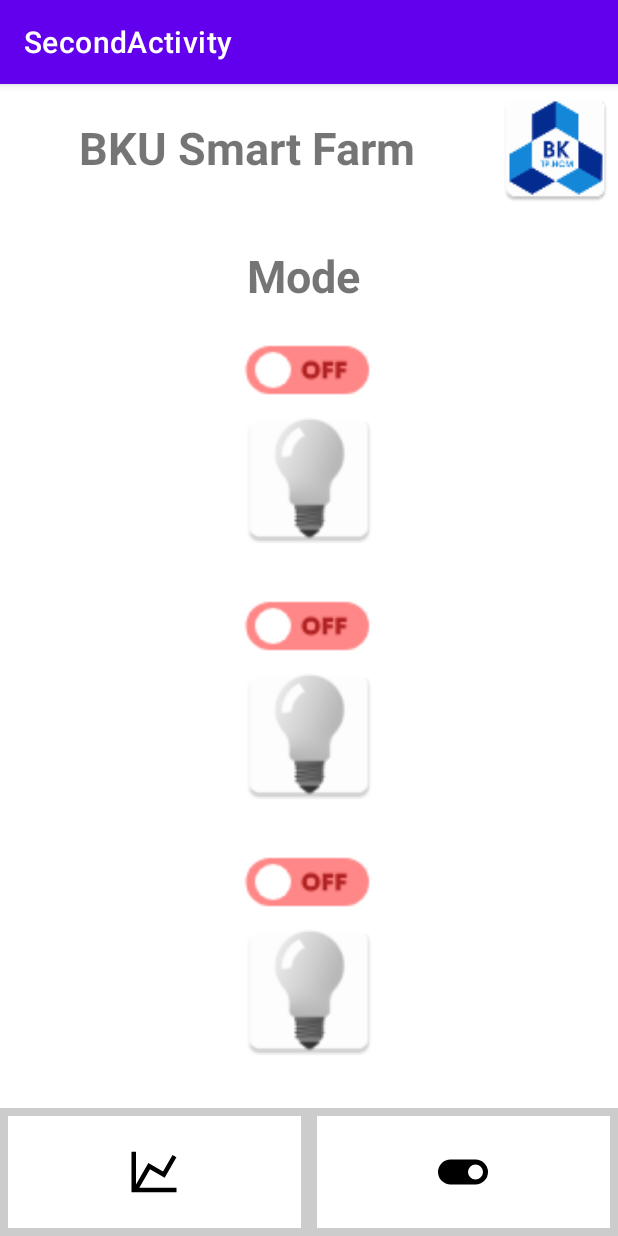
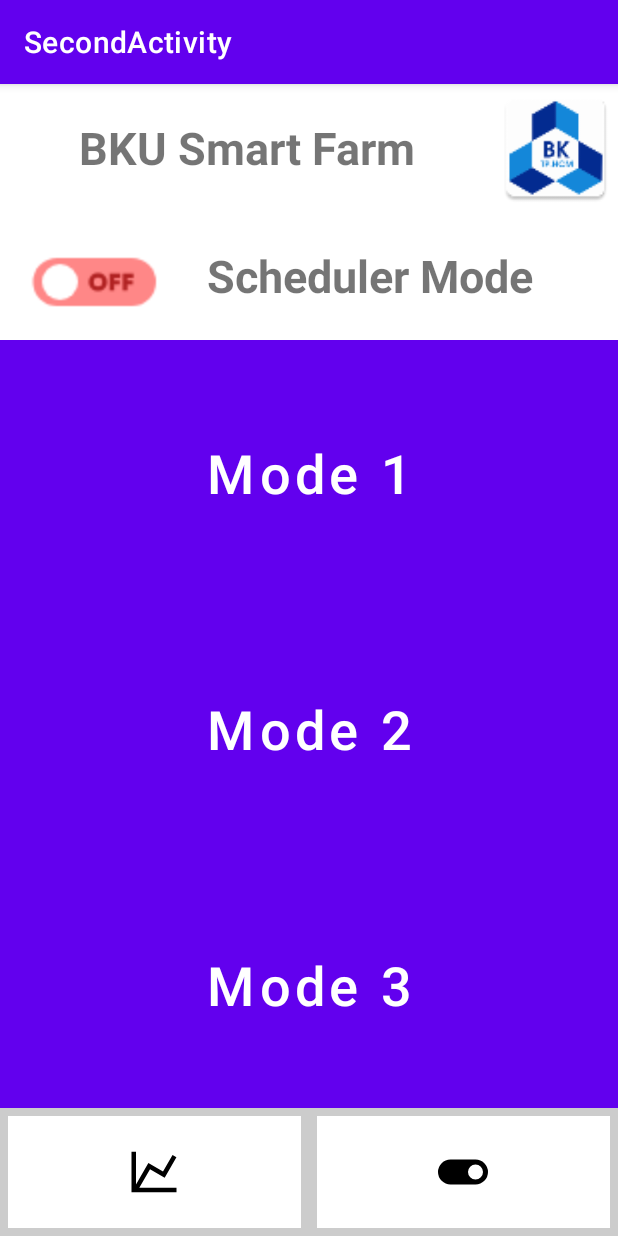
Before and after one commit to illubaby/HCMUT_SmartFarm, an Android app built with Jetpack Compose: the screen it shows after launch (SecondActivity), after a tap on an icon or button, on a phone screen of 412 x 824 dp. Run offline under Robolectric (Android 15) with nearby library versions, the phone set to English and light mode, and no system bars; libraries missing offline, so code that uses them is left out: com.github.mikephil.charting, org.eclipse.paho; 12 statements that could not run were skipped.

Commit message:
Finish Mobile app

```diff
--- a/App/app/src/main/java/com/example/testsuite/FirstActivity.java
+++ b/App/app/src/main/java/com/example/testsuite/FirstActivity.java
@@ -34,7 +34,7 @@ import org.eclipse.paho.client.mqttv3.MqttException;
 
 public class FirstActivity extends AppCompatActivity {
     Button btn1, btn2, btn3;
-    TextView txtTemp, txtHumi, txtIllu;
+    TextView txtTemp, txtHumi, txtIllu, txtDeviceStatus;
     LineChart mChartTemp, mChartHumi, mChartIllu;
 
     MQTTHelper mqttHelper;
@@ -55,8 +55,8 @@ public class FirstActivity extends AppCompatActivity {
         txtIllu = (TextView) findViewById(R.id.txt_illu);
         mChartTemp = findViewById(R.id.lineChartTemp);
         mChartHumi = findViewById(R.id.lineChartHumi);
-        mChartIllu = findViewById(R.id.lineChartIllu);
-
+        //mChartIllu = findViewById(R.id.lineChartIllu);
+        txtDeviceStatus = findViewById(R.id.txtDeviceStatus);
         startMQTT();
     }
 
@@ -117,6 +117,10 @@ public class FirstActivity extends AppCompatActivity {
                     }
 
                 }
+                else if (topic.contains("current_device")) {
+                    Log.d("current_device", "current_device ");
+                    displayDeviceStatus(message.toString());
+                }
             }
 
             private LineDataSet createSet() {
@@ -125,7 +129,10 @@ public class FirstActivity extends AppCompatActivity {
                 // Customize the dataset appearance here
                 return set;
             }
-
+            private void displayDeviceStatus(String deviceName) {
+                txtDeviceStatus.setVisibility(View.VISIBLE); // Make sure the TextView is visible
+                txtDeviceStatus.setText("Current Device: \n" + deviceName);
+            }
             private void displayChart(float tempValue, LineChart mChart) {
                     LineData data = mChart.getData();
                     if (data == null) {
--- a/App/app/src/main/java/com/example/testsuite/MQTTHelper.java
+++ b/App/app/src/main/java/com/example/testsuite/MQTTHelper.java
@@ -24,7 +24,7 @@ public class MQTTHelper {
 
     public final String[] arrayTopics = {
             username + "/feeds/temp", username + "/feeds/humid", username + "/feeds/sonar",
-            username + "/feeds/start-button"
+            username + "/feeds/start-button", username + "/feeds/current_device"
     };
 
     final String serverUri = "tcp://io.adafruit.com:1883";
@@ -96,10 +96,13 @@ public class MQTTHelper {
     private void subscribeToTopic() {
         for(int i = 0; i < arrayTopics.length; i++) {
             try {
+                final String topic = arrayTopics[i];
                 mqttAndroidClient.subscribe(arrayTopics[i], 0, null, new IMqttActionListener() {
+
                     @Override
+
                     public void onSuccess(IMqttToken asyncActionToken) {
-                        Log.d("TEST", "Subscribed!");
+                        Log.d("TEST", topic  + " Subscribed! ");
                     }
 
                     @Override
--- a/App/app/src/main/java/com/example/testsuite/SecondActivity.java
+++ b/App/app/src/main/java/com/example/testsuite/SecondActivity.java
@@ -24,11 +24,13 @@ import java.nio.charset.Charset;
 import org.eclipse.paho.client.mqttv3.MqttException;
 
 public class SecondActivity extends AppCompatActivity {
-    Button btn0, btn1, btn2, btn3;
+    Button btn0;
     Switch btnLight;
-    ImageView imgLight;
     MQTTHelper mqttHelper;
-
+    Button mode1Button;
+    Button mode2Button;
+    Button mode3Button;
+    Button[] modeButtons;
     @Override
     protected void onCreate(Bundle savedInstanceState) {
         super.onCreate(savedInstanceState);
@@ -40,21 +42,51 @@ public class SecondActivity extends AppCompatActivity {
         });
 
         btnLight = (Switch) findViewById(R.id.btn_light);
-        imgLight = (ImageView) findViewById(R.id.img_light);
+
+        mode1Button = findViewById(R.id.mode1);
+        mode2Button = findViewById(R.id.mode2);
+        mode3Button = findViewById(R.id.mode3);
+        modeButtons = new Button[]{mode1Button, mode2Button, mode3Button};
+        for (Button modeButton : modeButtons) {
+            modeButton.setOnClickListener(new View.OnClickListener() {
+                @Override
+                public void onClick(View v) {
+                    handleModeSelection((Button) v);
+
+                }
+            });
+        }
         btnLight.setOnCheckedChangeListener(new CompoundButton.OnCheckedChangeListener() {
             @Override
             public void onCheckedChanged(CompoundButton buttonView, boolean isChecked) {
                 if (isChecked) {
-                    imgLight.setImageResource(R.mipmap.bulb_on);
+                    //btnLight.setImageResource(R.mipmap.bulb_on);
                     sendDataMQTT("Junnn123/feeds/start-button", "1");
                 } else {
-                    imgLight.setImageResource(R.mipmap.bulb_off);
+                    //btnLight.setImageResource(R.mipmap.bulb_off);
                     sendDataMQTT("Junnn123/feeds/start-button", "0");
                 }
             }
         });
 
         startMQTT();
+    }
+    private void handleModeSelection(Button selectedButton) {
+        // Assuming modeButtons are in the order of mode1, mode2, mode3 in the array
+        for (int i = 0; i < modeButtons.length; i++) {
+            if (modeButtons[i] == selectedButton) {
+                // Disable the selected button to indicate it's active
+                modeButtons[i].setEnabled(false);
+                modeButtons[i].setBackgroundColor(getResources().getColor(R.color.selectedColor));
+
+                // Sending the number (i + 1) as a string
+                sendDataMQTT("Junnn123/feeds/mode", String.valueOf(i + 1));
+            } else {
+                // Enable all other buttons
+                modeButtons[i].setEnabled(true);
+                modeButtons[i].setBackgroundColor(getResources().getColor(R.color.deselectedColor));
+            }
+        }
     }
 
     public void sendDataMQTT(String topic, String value){
@@ -97,6 +129,7 @@ public class SecondActivity extends AppCompatActivity {
             public void deliveryComplete(IMqttDeliveryToken token) {
 
             }
+
         });
     }
 }
--- /dev/null
+++ b/App/app/src/main/res/drawable/baseline_terminal_24.xml
@@ -0,0 +1,5 @@
+<vector xmlns:android="http://schemas.android.com/apk/res/android" android:height="24dp" android:tint="#000000" android:viewportHeight="24" android:viewportWidth="24" android:width="24dp">
+
+    <path android:fillColor="@android:color/holo_orange_dark" android:pathData="M20,4H4C2.89,4 2,4.9 2,6v12c0,1.1 0.89,2 2,2h16c1.1,0 2,-0.9 2,-2V6C22,4.9 21.11,4 20,4zM20,18H4V8h16V18zM18,17h-6v-2h6V17zM7.5,17l-1.41,-1.41L8.67,13l-2.59,-2.59L7.5,9l4,4L7.5,17z"/>
+
+</vector>
--- a/App/app/src/main/res/layout/activity_two.xml
+++ b/App/app/src/main/res/layout/activity_two.xml
@@ -30,15 +30,28 @@
         android:layout_width="match_parent"
         android:layout_height="0dp"
         android:layout_weight="1">
+        <android.widget.Switch
+            android:id="@+id/btn_light"
+            android:layout_width="wrap_content"
+            android:layout_height="match_parent"
+            android:layout_centerHorizontal="true"
+            android:layout_marginTop="8dp"
+            android:layout_marginLeft="40dp"
+            android:checked="false"
+            android:scaleX="2"
+            android:scaleY="2"
+            android:thumb="@drawable/ic_thumb"
+            android:track="@drawable/bg_track" />
 
         <TextView
             android:layout_width="match_parent"
             android:layout_height="match_parent"
-            android:text="Mode "
+            android:gravity="center"
+            android:text="Scheduler Mode "
             android:textSize="30sp"
-            android:textStyle="bold"
-            android:gravity="center">
-        </TextView>
+            android:textStyle="bold"></TextView>
+
+
     </LinearLayout>
 
     <LinearLayout
@@ -52,25 +65,20 @@
             android:layout_height="match_parent"
             android:layout_weight="1">
 
-            <android.widget.Switch
-                android:id="@+id/btn_light"
-                android:layout_width="wrap_content"
-                android:layout_height="wrap_content"
-                android:layout_centerHorizontal="true"
+            <Button
+                android:id="@+id/mode1"
+                android:layout_width="match_parent"
+                android:layout_height="match_parent"
                 android:layout_marginTop="8dp"
-                android:checked="false"
+                android:background="@drawable/bg_track"
                 android:scaleX="2"
                 android:scaleY="2"
-                android:thumb="@drawable/ic_thumb"
-                android:track="@drawable/bg_track" />
+                android:text="Mode 1"
+                android:textAllCaps="false"
+                android:textSize="18sp" />
 
-            <ImageView
-                android:id="@+id/img_light"
-                android:layout_width="100dp"
-                android:layout_height="120dp"
-                android:layout_below="@+id/btn_light"
-                android:layout_centerHorizontal="true"
-                android:src="@mipmap/bulb_off" />
+
+
         </RelativeLayout>
 
 
@@ -89,25 +97,19 @@
             android:layout_width="0dp"
             android:layout_height="match_parent"
             android:layout_weight="1">
-            <android.widget.Switch
-                android:id="@+id/btn_light"
-                android:layout_width="wrap_content"
-                android:layout_height="wrap_content"
-                android:layout_centerHorizontal="true"
+
+            <Button
+                android:id="@+id/mode2"
+                android:layout_width="match_parent"
+                android:layout_height="match_parent"
                 android:layout_marginTop="8dp"
-                android:checked="false"
+                android:background="@drawable/bg_track"
                 android:scaleX="2"
                 android:scaleY="2"
-                android:thumb="@drawable/ic_thumb"
-                android:track="@drawable/bg_track" />
+                android:text="Mode 2"
+                android:textAllCaps="false"
+                android:textSize="18sp" />
 
-            <ImageView
-                android:id="@+id/img_light"
-                android:layout_width="100dp"
-                android:layout_height="120dp"
-                android:layout_below="@+id/btn_light"
-                android:layout_centerHorizontal="true"
-                android:src="@mipmap/bulb_off" />
 
         </RelativeLayout>
     </LinearLayout>
@@ -124,25 +126,17 @@
             android:layout_width="0dp"
             android:layout_height="match_parent"
             android:layout_weight="1">
-            <android.widget.Switch
-                android:id="@+id/btn_light"
-                android:layout_width="wrap_content"
-                android:layout_height="wrap_content"
-                android:layout_centerHorizontal="true"
+            <Button
+                android:id="@+id/mode3"
+                android:layout_width="match_parent"
+                android:layout_height="match_parent"
                 android:layout_marginTop="8dp"
-                android:checked="false"
+                android:background="@drawable/bg_track"
                 android:scaleX="2"
                 android:scaleY="2"
-                android:thumb="@drawable/ic_thumb"
-                android:track="@drawable/bg_track" />
-
-            <ImageView
-                android:id="@+id/img_light"
-                android:layout_width="100dp"
-                android:layout_height="120dp"
-                android:layout_below="@+id/btn_light"
-                android:layout_centerHorizontal="true"
-                android:src="@mipmap/bulb_off" />
+                android:text="Mode 3"
+                android:textAllCaps="false"
+                android:textSize="18sp" />
 
         </RelativeLayout>
 
--- a/App/app/src/main/res/values/colors.xml
+++ b/App/app/src/main/res/values/colors.xml
@@ -7,4 +7,6 @@
     <color name="teal_700">#FF018786</color>
     <color name="black">#FF000000</color>
     <color name="white">#FFFFFFFF</color>
+    <color name="selectedColor">#4CAF50</color>
+    <color name="deselectedColor">#FFFFFF</color>
 </resources>
```
Also changed, not shown: App/app/src/main/res/drawable/baseline_schedule_24.xml (added, +7 -0 lines), App/app/src/main/res/layout/activity_one.xml (+32 -11 lines), App/app/src/main/res/drawable/illu.xml (line endings or trailing spaces).
